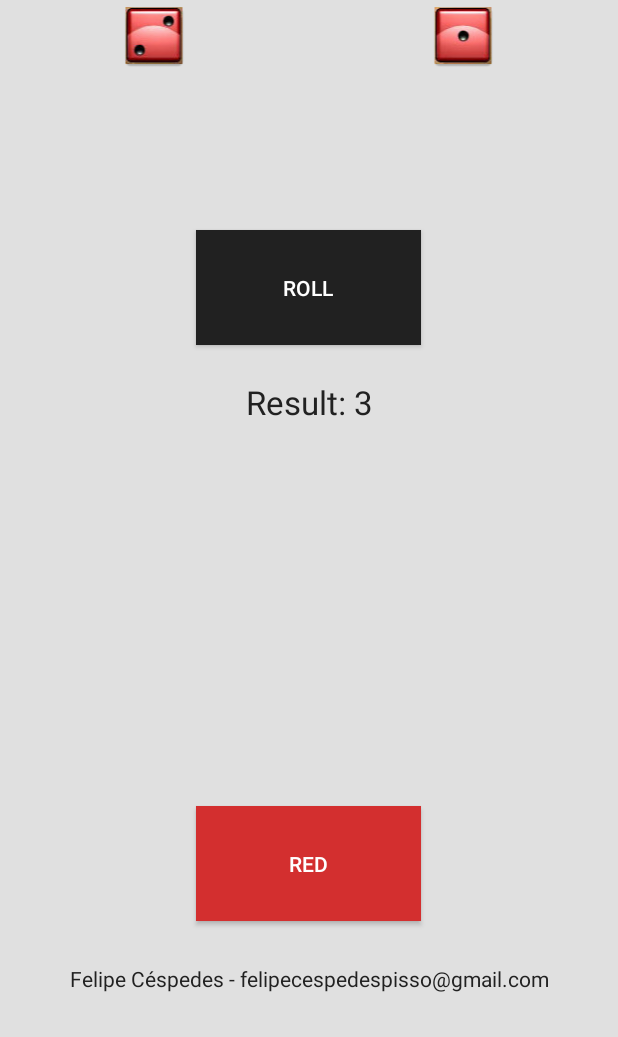
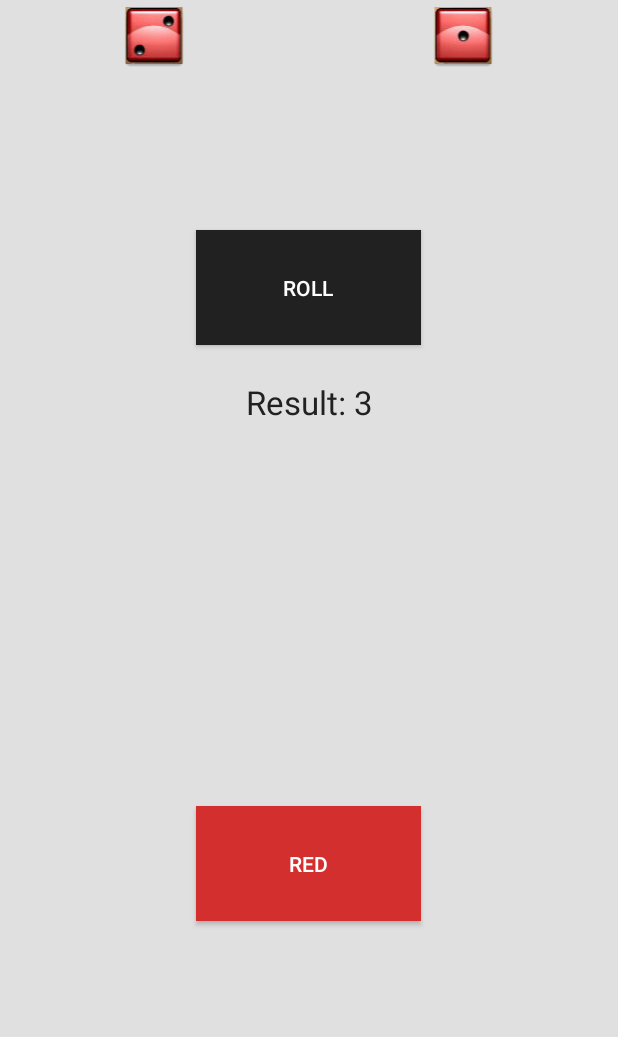
Before and after one commit to felipecespedes/RollTheDice, an Android app: the screen it shows after launch (MainActivity), after a tap on "THROW", on a phone screen of 412 x 824 dp, the part 199-1236 px from its top. Run offline under Robolectric (Android 15) with nearby library versions, the phone set to English and light mode, and no system bars; 1 other tap on this screen came first.

Commit message:
Hide author label

```diff
--- a/app/src/main/res/layout/activity_main.xml
+++ b/app/src/main/res/layout/activity_main.xml
@@ -95,7 +95,8 @@
             android:layout_weight="1"
             android:gravity="center"
             android:textSize="14sp"
-            android:textColor="#212121"/>
+            android:textColor="#212121"
+            android:visibility="invisible"/>
 
     </LinearLayout>
 </RelativeLayout>
```
